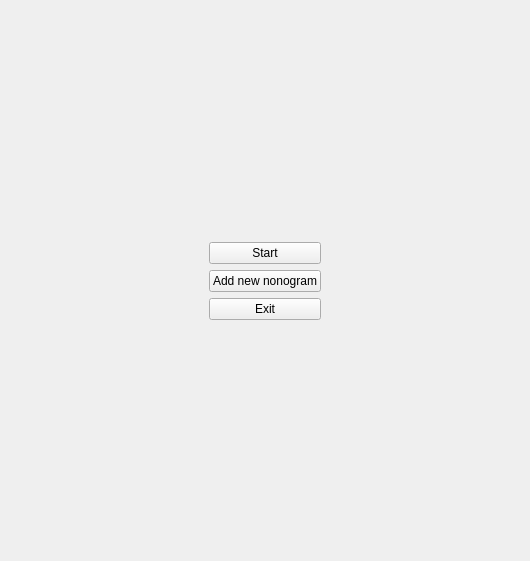
Above: widget.ui from Antrsss/Nonogram before the change. Below: the same form after it.
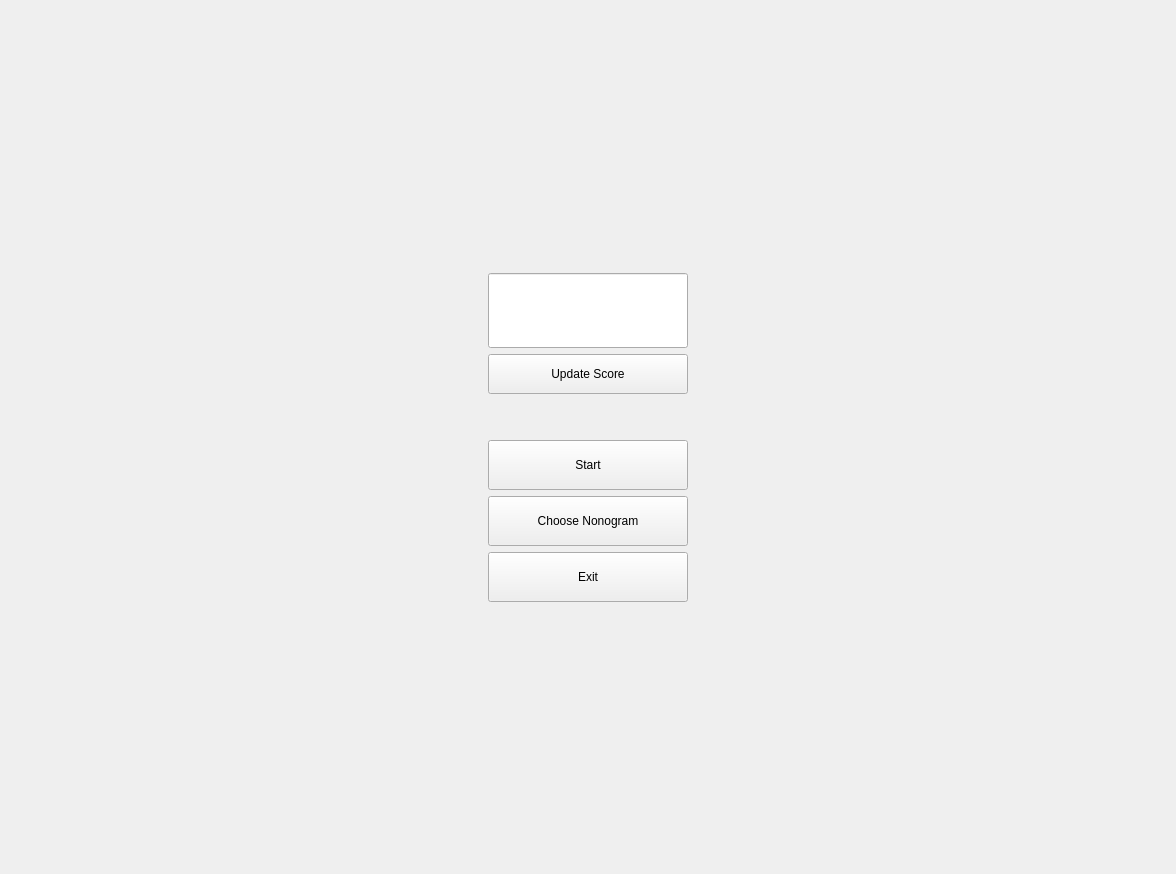
That is the form after the change.

Patch:
```diff
--- a/widget.ui
+++ b/widget.ui
@@ -6,15 +6,57 @@
    <rect>
     <x>0</x>
     <y>0</y>
-    <width>530</width>
-    <height>561</height>
+    <width>1176</width>
+    <height>874</height>
    </rect>
   </property>
   <property name="windowTitle">
    <string>Widget</string>
   </property>
   <layout class="QGridLayout" name="gridLayout">
-   <item row="1" column="1">
+   <item row="5" column="1">
+    <spacer name="verticalSpacer_2">
+     <property name="orientation">
+      <enum>Qt::Vertical</enum>
+     </property>
+     <property name="sizeHint" stdset="0">
+      <size>
+       <width>20</width>
+       <height>40</height>
+      </size>
+     </property>
+    </spacer>
+   </item>
+   <item row="3" column="1">
+    <spacer name="verticalSpacer_3">
+     <property name="orientation">
+      <enum>Qt::Vertical</enum>
+     </property>
+     <property name="sizeType">
+      <enum>QSizePolicy::Fixed</enum>
+     </property>
+     <property name="sizeHint" stdset="0">
+      <size>
+       <width>20</width>
+       <height>40</height>
+      </size>
+     </property>
+    </spacer>
+   </item>
+   <item row="0" column="1">
+    <spacer name="verticalSpacer">
+     <property name="orientation">
+      <enum>Qt::Vertical</enum>
+     </property>
+     <property name="sizeHint" stdset="0">
+      <size>
+       <width>20</width>
+       <height>40</height>
+      </size>
+     </property>
+    </spacer>
+   </item>
+   <item row="4" column="1">
     <layout class="QVBoxLayout" name="verticalLayout">
      <property name="sizeConstraint">
       <enum>QLayout::SetFixedSize</enum>
@@ -22,11 +64,17 @@
      <item>
       <widget class="QPushButton" name="start">
        <property name="sizePolicy">
-        <sizepolicy hsizetype="Preferred" vsizetype="Fixed">
+        <sizepolicy hsizetype="Fixed" vsizetype="Fixed">
          <horstretch>0</horstretch>
          <verstretch>0</verstretch>
         </sizepolicy>
        </property>
+       <property name="minimumSize">
+        <size>
+         <width>200</width>
+         <height>50</height>
+        </size>
+       </property>
        <property name="text">
         <string>Start</string>
        </property>
@@ -35,24 +83,36 @@
      <item>
       <widget class="QPushButton" name="add_new_nonogram">
        <property name="sizePolicy">
-        <sizepolicy hsizetype="Preferred" vsizetype="Fixed">
+        <sizepolicy hsizetype="Fixed" vsizetype="Fixed">
          <horstretch>0</horstretch>
          <verstretch>0</verstretch>
         </sizepolicy>
        </property>
+       <property name="minimumSize">
+        <size>
+         <width>200</width>
+         <height>50</height>
+        </size>
+       </property>
        <property name="text">
-        <string>Add new nonogram</string>
+        <string>Choose Nonogram</string>
        </property>
       </widget>
      </item>
      <item>
       <widget class="QPushButton" name="exit">
        <property name="sizePolicy">
-        <sizepolicy hsizetype="Preferred" vsizetype="Fixed">
+        <sizepolicy hsizetype="Fixed" vsizetype="Fixed">
          <horstretch>0</horstretch>
          <verstretch>0</verstretch>
         </sizepolicy>
        </property>
+       <property name="minimumSize">
+        <size>
+         <width>200</width>
+         <height>50</height>
+        </size>
+       </property>
        <property name="text">
         <string>Exit</string>
        </property>
@@ -60,20 +120,7 @@
      </item>
     </layout>
    </item>
-   <item row="0" column="1">
-    <spacer name="verticalSpacer">
-     <property name="orientation">
-      <enum>Qt::Vertical</enum>
-     </property>
-     <property name="sizeHint" stdset="0">
-      <size>
-       <width>20</width>
-       <height>40</height>
-      </size>
-     </property>
-    </spacer>
-   </item>
-   <item row="1" column="0">
+   <item row="4" column="0">
     <spacer name="horizontalSpacer">
      <property name="orientation">
       <enum>Qt::Horizontal</enum>
@@ -86,20 +133,7 @@
      </property>
     </spacer>
    </item>
-   <item row="2" column="1">
-    <spacer name="verticalSpacer_2">
-     <property name="orientation">
-      <enum>Qt::Vertical</enum>
-     </property>
-     <property name="sizeHint" stdset="0">
-      <size>
-       <width>20</width>
-       <height>40</height>
-      </size>
-     </property>
-    </spacer>
-   </item>
-   <item row="1" column="2">
+   <item row="4" column="2">
     <spacer name="horizontalSpacer_2">
      <property name="orientation">
       <enum>Qt::Horizontal</enum>
@@ -112,6 +146,44 @@
      </property>
     </spacer>
    </item>
+   <item row="1" column="1">
+    <widget class="QLineEdit" name="profileScore_lineEdit">
+     <property name="sizePolicy">
+      <sizepolicy hsizetype="Preferred" vsizetype="Fixed">
+       <horstretch>0</horstretch>
+       <verstretch>0</verstretch>
+      </sizepolicy>
+     </property>
+     <property name="minimumSize">
+      <size>
+       <width>0</width>
+       <height>75</height>
+      </size>
+     </property>
+     <property name="readOnly">
+      <bool>true</bool>
+     </property>
+    </widget>
+   </item>
+   <item row="2" column="1">
+    <widget class="QPushButton" name="updateScore_button">
+     <property name="sizePolicy">
+      <sizepolicy hsizetype="Preferred" vsizetype="Fixed">
+       <horstretch>0</horstretch>
+       <verstretch>0</verstretch>
+      </sizepolicy>
+     </property>
+     <property name="minimumSize">
+      <size>
+       <width>0</width>
+       <height>40</height>
+      </size>
+     </property>
+     <property name="text">
+      <string>Update Score</string>
+     </property>
+    </widget>
+   </item>
   </layout>
  </widget>
  <resources/>
```
